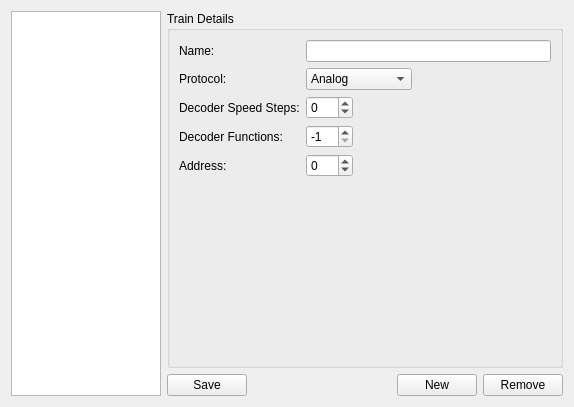
The window that trainsettings.ui (jehrichs/des-control) describes before a commit, drawn with Qt 5.
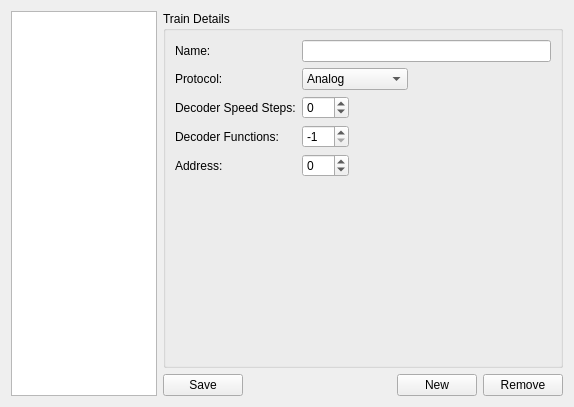
The same window after the commit.

What changed in the file:
```diff
--- a/trainsettings.ui
+++ b/trainsettings.ui
@@ -18,7 +18,7 @@
     <widget class="QListWidget" name="listWidgetTrains">
      <property name="maximumSize">
       <size>
-       <width>150</width>
+       <width>200</width>
        <height>16777215</height>
       </size>
      </property>
@@ -34,6 +34,12 @@
          <verstretch>0</verstretch>
         </sizepolicy>
        </property>
+       <property name="minimumSize">
+        <size>
+         <width>400</width>
+         <height>0</height>
+        </size>
+       </property>
        <property name="title">
         <string>Train Details</string>
        </property>
```
Left out of the diff: 3 changed lines with no effect on the pictures.
